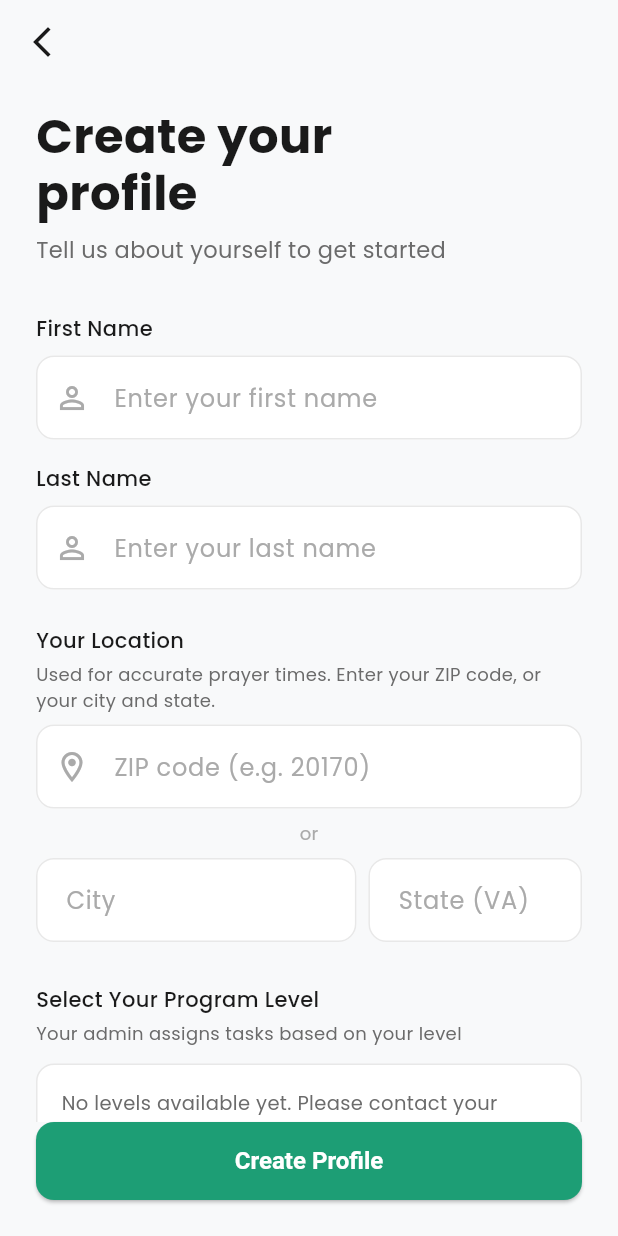
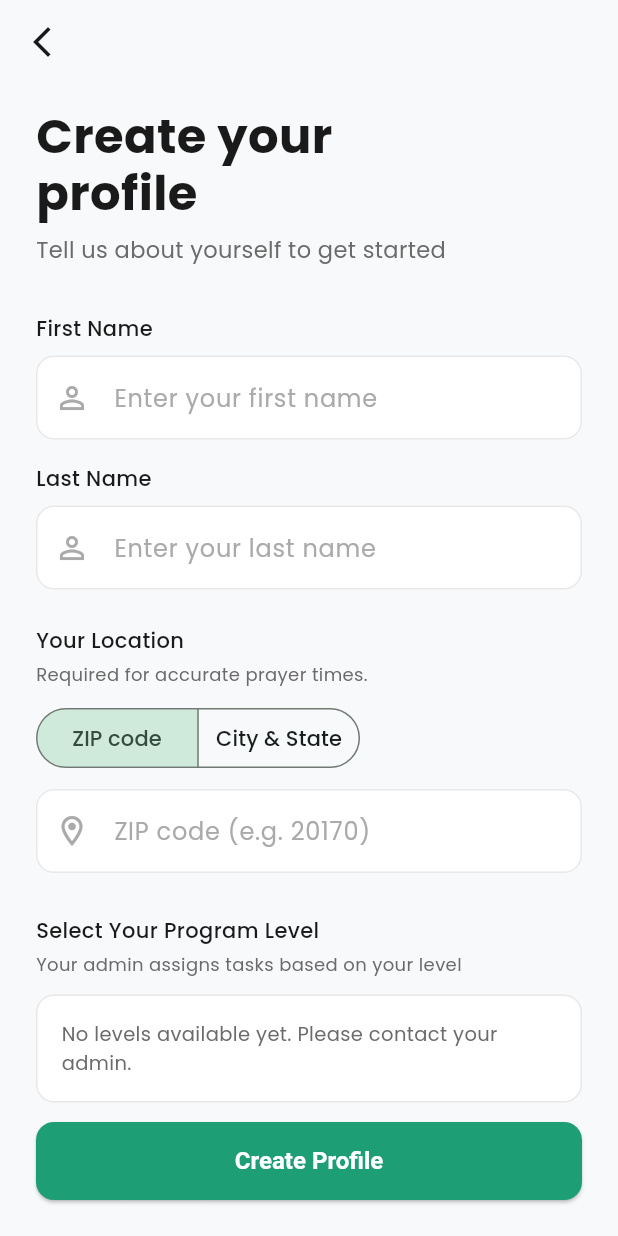
Before and after one commit to kucukkal/rise365, a Flutter app: the RegisterScreen screen opened directly with empty values, on a phone screen of 412 x 824 dp. Run offline on Flutter 3.47's test engine with Material 3 defaults, Android fonts, the phone set to English and light mode, and no system bars; our stand-ins replace dio, firebase_core, firebase_messaging, flutter_riverpod, flutter_secure_storage, google_fonts; accounts and stored records are empty; network calls fail; statements that could not run were skipped.

```diff
--- /dev/null
+++ b/app/lib/core/services/progress_refresh.dart
@@ -0,0 +1,5 @@
+import 'package:flutter/foundation.dart';
+
+/// Bumped whenever progress may have changed (e.g. switching tabs),
+/// so screens kept alive in the background reload their numbers.
+final ValueNotifier<int> progressRefresh = ValueNotifier<int>(0);
--- a/app/lib/features/auth/screens/register_screen.dart
+++ b/app/lib/features/auth/screens/register_screen.dart
@@ -33,6 +33,7 @@ class _RegisterScreenState extends State<RegisterScreen> {
   final _firstNameController = TextEditingController();
   final _lastNameController = TextEditingController();
   final _zipController = TextEditingController();
+  bool _useZip = true;
   final _cityController = TextEditingController();
   final _stateController = TextEditingController();
 
@@ -116,10 +117,15 @@ class _RegisterScreenState extends State<RegisterScreen> {
     final zip = _zipController.text.trim();
     final city = _cityController.text.trim();
     final st = _stateController.text.trim().toUpperCase();
-    final zipOk = RegExp(r'^\d{5}$').hasMatch(zip);
-    if (!zipOk && (city.isEmpty || st.length != 2)) {
-      ScaffoldMessenger.of(context).showSnackBar(const SnackBar(
-          content: Text('Please enter your 5-digit ZIP code, or your city and 2-letter state')));
+    final zipOk = _useZip;
+    final locationValid = _useZip
+        ? RegExp(r'^\d{5}$').hasMatch(zip)
+        : (city.isNotEmpty && st.length == 2);
+    if (!locationValid) {
+      ScaffoldMessenger.of(context).showSnackBar(SnackBar(
+          content: Text(_useZip
+              ? 'Please enter your 5-digit ZIP code'
+              : 'Please enter your city and 2-letter state')));
       return;
     }
 
@@ -275,7 +281,7 @@ class _RegisterScreenState extends State<RegisterScreen> {
                       ),
                     ),
 
-                    // Location
+                    // Location (required: ZIP code OR city & state)
                     const SizedBox(height: 24),
                     const Text('Your Location',
                         style: TextStyle(
@@ -283,10 +289,20 @@ class _RegisterScreenState extends State<RegisterScreen> {
                             fontWeight: FontWeight.w500,
                             color: AppColors.textPrimary)),
                     const SizedBox(height: 4),
-                    const Text(
-                        'Used for accurate prayer times. Enter your ZIP code, or your city and state.',
+                    const Text('Required for accurate prayer times.',
                         style: TextStyle(fontSize: 12, color: AppColors.textSecondary)),
-                    const SizedBox(height: 8),
+                    const SizedBox(height: 10),
+                    SegmentedButton<bool>(
+                      showSelectedIcon: false,
+                      segments: const [
+                        ButtonSegment(value: true, label: Text('ZIP code')),
+                        ButtonSegment(value: false, label: Text('City & State')),
+                      ],
+                      selected: {_useZip},
+                      onSelectionChanged: (s) => setState(() => _useZip = s.first),
+                    ),
+                    const SizedBox(height: 10),
+                    if (_useZip)
                       TextField(
                         controller: _zipController,
                         keyboardType: TextInputType.number,
@@ -298,12 +314,8 @@ class _RegisterScreenState extends State<RegisterScreen> {
                           prefixIcon: Icon(Icons.location_on_outlined,
                               color: AppColors.textHint),
                         ),
-                    ),
-                    const SizedBox(height: 8),
-                    const Center(
-                        child: Text('or',
-                            style: TextStyle(fontSize: 12, color: AppColors.textHint))),
-                    const SizedBox(height: 8),
+                      )
+                    else
                       Row(children: [
                         Expanded(
                           flex: 3,
--- a/app/lib/features/home/screens/home_shell.dart
+++ b/app/lib/features/home/screens/home_shell.dart
@@ -1,5 +1,6 @@
 import 'package:flutter/material.dart';
 import '../../../core/theme/app_theme.dart';
+import '../../../core/services/progress_refresh.dart';
 import '../../../core/services/notification_navigation.dart';
 import '../../../core/services/prayer_time_service.dart';
 import '../../../shared/models/user_model.dart';
@@ -76,7 +77,10 @@ class _HomeShellState extends State<HomeShell> {
               children: [
                 BottomNavigationBar(
                   currentIndex: _currentIndex,
-                  onTap: (i) => setState(() => _currentIndex = i),
+                  onTap: (i) {
+                    setState(() => _currentIndex = i);
+                    progressRefresh.value++;
+                  },
                   backgroundColor: AppColors.surface,
                   selectedItemColor: AppColors.primary,
                   unselectedItemColor: AppColors.textHint,
```
Also changed, not shown: app/lib/features/profile/screens/profile_screen.dart (+38 -11 lines), app/lib/features/tasks/screens/tasks_screen.dart (+8 -0 lines), 1 other file. Lines whose indentation alone changed are shown as unchanged.
